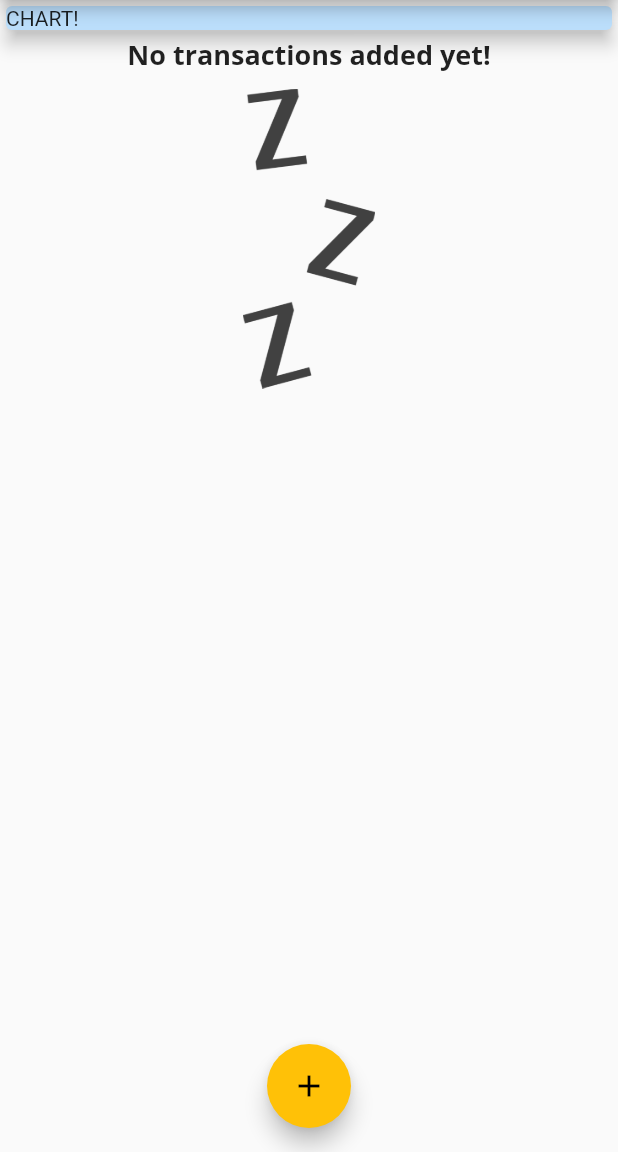
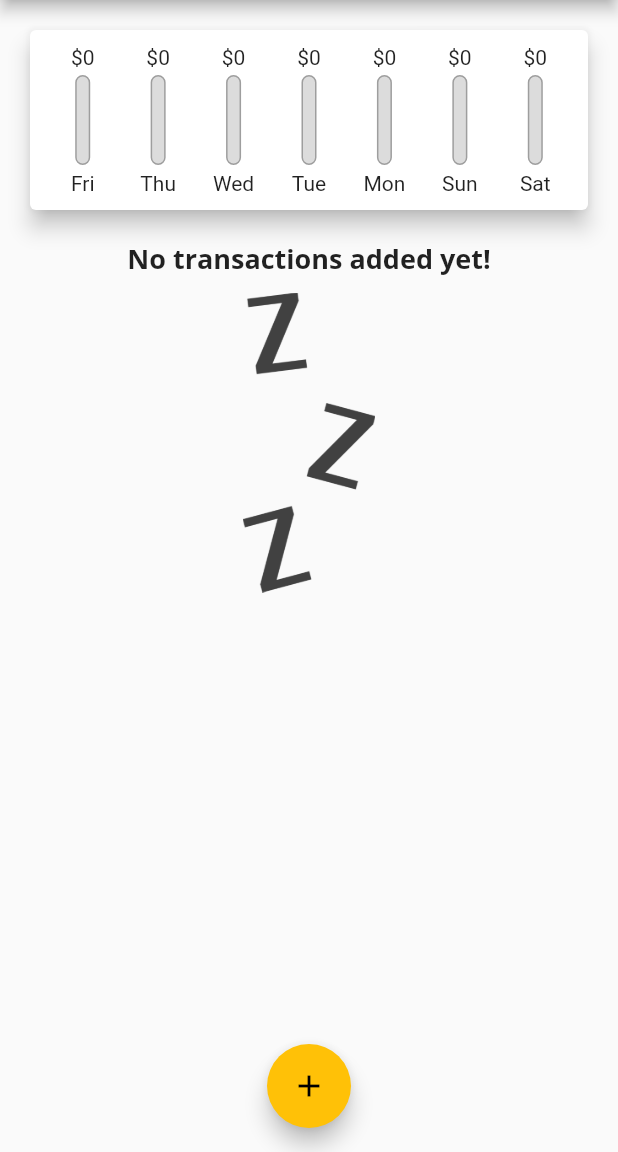
Before and after one commit to andremw96/simple_expenses_app, a Flutter app: the screen it shows after launch, on a phone screen of 412 x 824 dp, the part 84-1236 px from its top. Run offline on Flutter 3.47's test engine with Material 2 defaults, Android fonts, the phone set to English and light mode, and no system bars.

Commit message:
add chart

```diff
--- a/lib/main.dart
+++ b/lib/main.dart
@@ -1,3 +1,4 @@
+import 'package:expenses_app/widgets/chart.dart';
 import 'package:expenses_app/widgets/new_transaction.dart';
 import 'package:expenses_app/widgets/transaction_list.dart';
 import 'package:flutter/material.dart';
@@ -64,6 +65,16 @@ class MyHomePage extends StatefulWidget {
 class _MyHomePageState extends State<MyHomePage> {
   final List<Transaction> _userTransaction = [];
 
+  List<Transaction> get _recentTransaction {
+    return _userTransaction.where((tx) {
+      return tx.date.isAfter(
+        DateTime.now().subtract(
+          const Duration(days: 7),
+        ),
+      );
+    }).toList();
+  }
+
   void _addNewTransaction(String title, double amount) {
     final newTx = Transaction(
       id: DateTime.now().toString(),
@@ -105,14 +116,7 @@ class _MyHomePageState extends State<MyHomePage> {
       body: SingleChildScrollView(
         child: Column(
           children: [
-            SizedBox(
-              width: double.infinity,
-              child: Card(
-                color: Theme.of(context).primaryColorLight,
-                elevation: 5,
-                child: const Text('CHART! '),
-              ),
-            ),
+            Chart(recentTransactions: _recentTransaction),
             TransactionList(transactions: _userTransaction)
           ],
         ),
--- /dev/null
+++ b/lib/widgets/chart.dart
@@ -0,0 +1,63 @@
+import 'package:expenses_app/models/transaction.dart';
+import 'package:expenses_app/widgets/chart_bar.dart';
+import 'package:intl/intl.dart';
+
+import 'package:flutter/material.dart';
+
+class Chart extends StatelessWidget {
+  const Chart({Key? key, required this.recentTransactions}) : super(key: key);
+
+  final List<Transaction> recentTransactions;
+
+  List<Map<String, Object>> get groupedTransactionValues {
+    return List.generate(7, (index) {
+      final weekDay = DateTime.now().subtract(Duration(days: index));
+      var totalSum = 0.0;
+
+      for (var i = 0; i < recentTransactions.length; i++) {
+        if (recentTransactions[i].date.day == weekDay.day &&
+            recentTransactions[i].date.month == weekDay.month &&
+            recentTransactions[i].date.year == weekDay.year) {
+          totalSum = totalSum + recentTransactions[i].amount;
+        }
+      }
+
+      return {
+        'day': DateFormat.E().format(weekDay),
+        'amount': totalSum,
+      };
+    });
+  }
+
+  double get totalSpending {
+    return groupedTransactionValues.fold(0.0, (sum, item) {
+      return sum + (item['amount'] as double);
+    });
+  }
+
+  @override
+  Widget build(BuildContext context) {
+    return Card(
+      elevation: 6,
+      margin: const EdgeInsets.all(20),
+      child: Container(
+        padding: EdgeInsets.all(10),
+        child: Row(
+          mainAxisAlignment: MainAxisAlignment.spaceAround,
+          children: groupedTransactionValues.map((data) {
+            return Flexible(
+              fit: FlexFit.tight,
+              child: ChartBar(
+                label: data['day'] as String,
+                spendingAmount: data['amount'] as double,
+                spendingPcgTotal: totalSpending == 0.0
+                    ? 0.0
+                    : (data['amount'] as double) / totalSpending,
+              ),
+            );
+          }).toList(),
+        ),
+      ),
+    );
+  }
+}
--- /dev/null
+++ b/lib/widgets/chart_bar.dart
@@ -0,0 +1,54 @@
+import 'package:flutter/material.dart';
+
+class ChartBar extends StatelessWidget {
+  const ChartBar(
+      {Key? key,
+      required this.label,
+      required this.spendingAmount,
+      required this.spendingPcgTotal})
+      : super(key: key);
+
+  final String label;
+  final double spendingAmount;
+  final double spendingPcgTotal;
+
+  @override
+  Widget build(BuildContext context) {
+    return Column(
+      children: [
+        FittedBox(
+          child: Text("\$${spendingAmount.toStringAsFixed(0)}"),
+        ),
+        const SizedBox(height: 4),
+        SizedBox(
+          height: 60,
+          width: 10,
+          child: Stack(
+            children: [
+              Container(
+                decoration: BoxDecoration(
+                  border: Border.all(color: Colors.grey, width: 1.0),
+                  color: const Color.fromRGBO(220, 220, 220, 1),
+                  borderRadius: BorderRadius.circular(10),
+                ),
+              ),
+              FractionallySizedBox(
+                heightFactor: spendingPcgTotal,
+                child: Container(
+                  decoration: BoxDecoration(
+                    color: Theme.of(context).primaryColor,
+                    borderRadius: BorderRadius.circular(10),
+                  ),
+                ),
+              )
+            ],
+          ),
+        ),
+        const SizedBox(
+          height: 4,
+        ),
+        Text(label),
+      ],
+    );
+  }
+}
```
